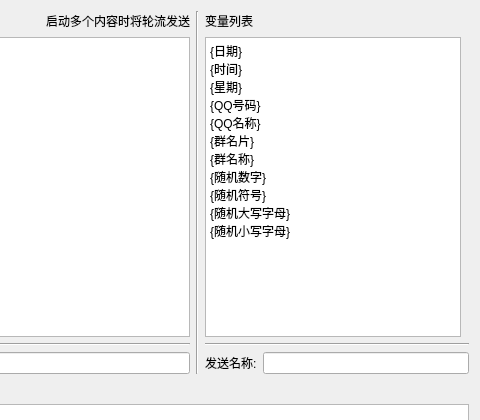
Old version of the form Gui/WWordList.ui in the repository ConstStar/Market; both pictures show x 421 to 901 and y 0 to 420 of the 901 by 770 pixel window.
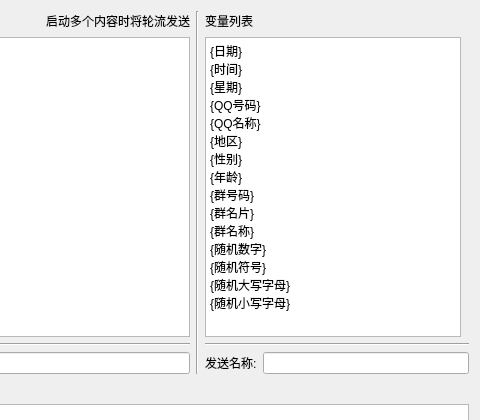
New version of the form.

```diff
--- a/Gui/WWordList.ui
+++ b/Gui/WWordList.ui
@@ -168,6 +168,10 @@
 &lt;p style=&quot; margin-top:0px; margin-bottom:0px; margin-left:0px; margin-right:0px; -qt-block-indent:0; text-indent:0px;&quot;&gt;&lt;span style=&quot; font-family:'SimSun';&quot;&gt;{星期}&lt;/span&gt;&lt;/p&gt;
 &lt;p style=&quot; margin-top:0px; margin-bottom:0px; margin-left:0px; margin-right:0px; -qt-block-indent:0; text-indent:0px;&quot;&gt;&lt;span style=&quot; font-family:'SimSun';&quot;&gt;{QQ号码}&lt;/span&gt;&lt;/p&gt;
 &lt;p style=&quot; margin-top:0px; margin-bottom:0px; margin-left:0px; margin-right:0px; -qt-block-indent:0; text-indent:0px;&quot;&gt;&lt;span style=&quot; font-family:'SimSun';&quot;&gt;{QQ名称}&lt;/span&gt;&lt;/p&gt;
+&lt;p style=&quot; margin-top:0px; margin-bottom:0px; margin-left:0px; margin-right:0px; -qt-block-indent:0; text-indent:0px;&quot;&gt;&lt;span style=&quot; font-family:'SimSun';&quot;&gt;{地区}&lt;/span&gt;&lt;/p&gt;
+&lt;p style=&quot; margin-top:0px; margin-bottom:0px; margin-left:0px; margin-right:0px; -qt-block-indent:0; text-indent:0px;&quot;&gt;&lt;span style=&quot; font-family:'SimSun';&quot;&gt;{性别}&lt;/span&gt;&lt;/p&gt;
+&lt;p style=&quot; margin-top:0px; margin-bottom:0px; margin-left:0px; margin-right:0px; -qt-block-indent:0; text-indent:0px;&quot;&gt;&lt;span style=&quot; font-family:'SimSun';&quot;&gt;{年龄}&lt;/span&gt;&lt;/p&gt;
+&lt;p style=&quot; margin-top:0px; margin-bottom:0px; margin-left:0px; margin-right:0px; -qt-block-indent:0; text-indent:0px;&quot;&gt;&lt;span style=&quot; font-family:'SimSun';&quot;&gt;{群号码}&lt;/span&gt;&lt;/p&gt;
 &lt;p style=&quot; margin-top:0px; margin-bottom:0px; margin-left:0px; margin-right:0px; -qt-block-indent:0; text-indent:0px;&quot;&gt;&lt;span style=&quot; font-family:'SimSun';&quot;&gt;{群名片}&lt;/span&gt;&lt;/p&gt;
 &lt;p style=&quot; margin-top:0px; margin-bottom:0px; margin-left:0px; margin-right:0px; -qt-block-indent:0; text-indent:0px;&quot;&gt;&lt;span style=&quot; font-family:'SimSun';&quot;&gt;{群名称}&lt;/span&gt;&lt;/p&gt;
 &lt;p style=&quot; margin-top:0px; margin-bottom:0px; margin-left:0px; margin-right:0px; -qt-block-indent:0; text-indent:0px;&quot;&gt;&lt;span style=&quot; font-family:'SimSun';&quot;&gt;{随机数字}	&lt;/span&gt;&lt;/p&gt;
```
